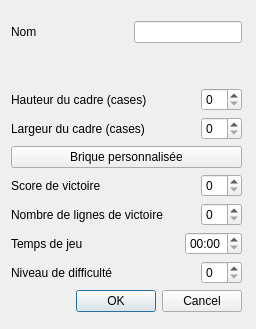
Qt form view/configdialog.ui (g-jouret/projetTetris) before a commit.
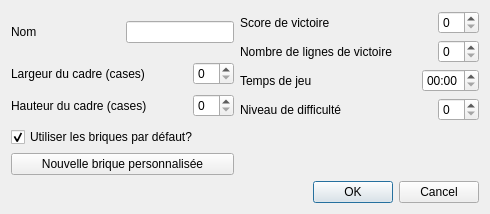
The same form after that commit.

Patch:
```diff
--- a/view/configdialog.ui
+++ b/view/configdialog.ui
@@ -6,24 +6,18 @@
    <rect>
     <x>0</x>
     <y>0</y>
-    <width>256</width>
-    <height>329</height>
+    <width>417</width>
+    <height>219</height>
    </rect>
   </property>
   <property name="windowTitle">
    <string>Configuration de la partie</string>
   </property>
-  <widget class="QWidget" name="layoutWidget">
-   <property name="geometry">
-    <rect>
-     <x>11</x>
-     <y>21</y>
-     <width>231</width>
-     <height>291</height>
-    </rect>
+  <layout class="QGridLayout" name="gridLayout">
+   <property name="sizeConstraint">
+    <enum>QLayout::SetFixedSize</enum>
    </property>
-   <layout class="QVBoxLayout" name="verticalLayout">
-    <item>
+   <item row="0" column="0">
      <layout class="QHBoxLayout" name="horizontalLayout">
       <item>
        <widget class="QLabel" name="lbName">
@@ -50,80 +44,8 @@
       </item>
      </layout>
     </item>
-    <item>
-     <spacer name="verticalSpacer">
-      <property name="orientation">
-       <enum>Qt::Vertical</enum>
-      </property>
-      <property name="sizeHint" stdset="0">
-       <size>
-        <width>20</width>
-        <height>20</height>
-       </size>
-      </property>
-     </spacer>
-    </item>
-    <item>
-     <layout class="QHBoxLayout" name="horizontalLayout_2">
-      <item>
-       <widget class="QLabel" name="lbHeight">
-        <property name="text">
-         <string>Hauteur du cadre (cases)</string>
-        </property>
-       </widget>
-      </item>
-      <item>
-       <spacer name="horizontalSpacer_2">
-        <property name="orientation">
-         <enum>Qt::Horizontal</enum>
-        </property>
-        <property name="sizeHint" stdset="0">
-         <size>
-          <width>40</width>
-          <height>20</height>
-         </size>
-        </property>
-       </spacer>
-      </item>
-      <item>
-       <widget class="QSpinBox" name="sbHeight"/>
-      </item>
-     </layout>
-    </item>
-    <item>
-     <layout class="QHBoxLayout" name="horizontalLayout_3">
-      <item>
-       <widget class="QLabel" name="lbWidth">
-        <property name="text">
-         <string>Largeur du cadre (cases)</string>
-        </property>
-       </widget>
-      </item>
-      <item>
-       <spacer name="horizontalSpacer_3">
-        <property name="orientation">
-         <enum>Qt::Horizontal</enum>
-        </property>
-        <property name="sizeHint" stdset="0">
-         <size>
-          <width>40</width>
-          <height>20</height>
-         </size>
-        </property>
-       </spacer>
-      </item>
-      <item>
-       <widget class="QSpinBox" name="sbWidth"/>
-      </item>
-     </layout>
-    </item>
-    <item>
-     <widget class="QPushButton" name="bricSetter">
-      <property name="text">
-       <string>Brique personnalisée</string>
-      </property>
-     </widget>
-    </item>
+   <item row="0" column="1" rowspan="2">
+    <layout class="QVBoxLayout" name="verticalLayout_3">
     <item>
      <layout class="QHBoxLayout" name="horizontalLayout_5">
       <item>
@@ -236,7 +158,88 @@
       </item>
      </layout>
     </item>
+    </layout>
+   </item>
+   <item row="1" column="0">
+    <layout class="QVBoxLayout" name="verticalLayout_2">
     <item>
+      <layout class="QHBoxLayout" name="horizontalLayout_3">
+       <item>
+        <widget class="QLabel" name="lbWidth">
+         <property name="text">
+          <string>Largeur du cadre (cases)</string>
+         </property>
+        </widget>
+       </item>
+       <item>
+        <spacer name="horizontalSpacer_3">
+         <property name="orientation">
+          <enum>Qt::Horizontal</enum>
+         </property>
+         <property name="sizeHint" stdset="0">
+          <size>
+           <width>40</width>
+           <height>20</height>
+          </size>
+         </property>
+        </spacer>
+       </item>
+       <item>
+        <widget class="QSpinBox" name="sbWidth"/>
+       </item>
+      </layout>
+     </item>
+     <item>
+      <layout class="QHBoxLayout" name="horizontalLayout_2">
+       <item>
+        <widget class="QLabel" name="lbHeight">
+         <property name="text">
+          <string>Hauteur du cadre (cases)</string>
+         </property>
+        </widget>
+       </item>
+       <item>
+        <spacer name="horizontalSpacer_2">
+         <property name="orientation">
+          <enum>Qt::Horizontal</enum>
+         </property>
+         <property name="sizeHint" stdset="0">
+          <size>
+           <width>40</width>
+           <height>20</height>
+          </size>
+         </property>
+        </spacer>
+       </item>
+       <item>
+        <widget class="QSpinBox" name="sbHeight"/>
+       </item>
+      </layout>
+     </item>
+    </layout>
+   </item>
+   <item row="2" column="0">
+    <layout class="QVBoxLayout" name="verticalLayout_4">
+     <item>
+      <widget class="QCheckBox" name="defaultBrics">
+       <property name="text">
+        <string>Utiliser les briques par défaut?</string>
+       </property>
+       <property name="checked">
+        <bool>true</bool>
+       </property>
+      </widget>
+     </item>
+     <item>
+      <widget class="QPushButton" name="bricSetter">
+       <property name="text">
+        <string>Nouvelle brique personnalisée</string>
+       </property>
+      </widget>
+     </item>
+    </layout>
+   </item>
+   <item row="3" column="0" colspan="2">
      <widget class="QDialogButtonBox" name="buttonBox">
       <property name="orientation">
        <enum>Qt::Horizontal</enum>
@@ -248,7 +251,6 @@
     </item>
    </layout>
   </widget>
- </widget>
  <resources/>
  <connections>
   <connection>
```
Left out of the diff: 32 changed lines with no effect on the pictures. Lines whose indentation alone changed are shown as unchanged.
